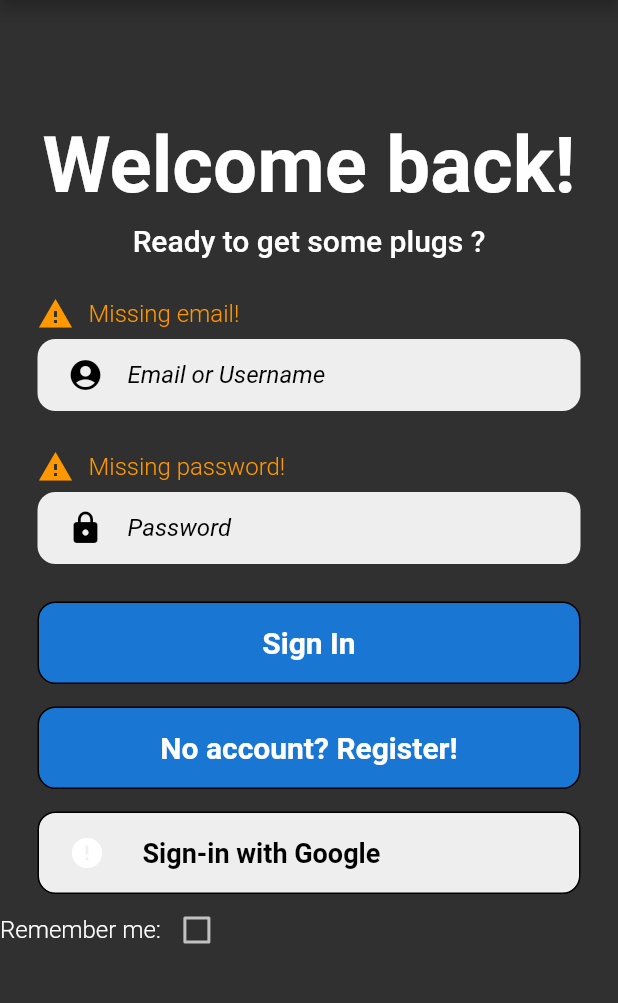
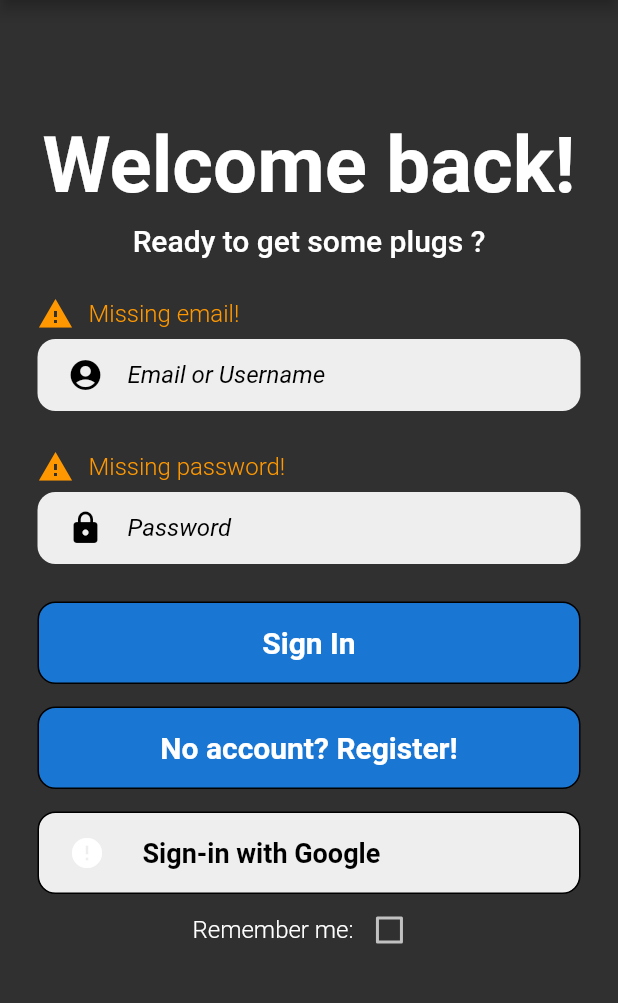
Before and after one commit to plug-it-services/plug-it, a Flutter app: the screen it shows after launch, after a tap on "Sign In", on a phone screen of 412 x 824 dp, the part 84-1087 px from its top. Run offline on Flutter 3.47's test engine with Material 2 defaults, Android fonts, the phone set to English and light mode, and no system bars; our stand-ins replace cached_network_image, cookie_jar, dio, dio_cookie_manager, dropdown_search, google_sign_in and 2 more; missing offline and left inert: flutter_web_auth_2, rich_text_controller; accounts and stored records are empty; network calls fail.

Commit message:
fix(mobile): fixed remember me and showing 2 input fields for plug name

```diff
--- a/mobile/lib/main.dart
+++ b/mobile/lib/main.dart
@@ -1,8 +1,10 @@
 import 'package:flutter/material.dart';
+import 'package:mobile/models/plug/Plug.dart';
 
 import 'package:mobile/ui-toolkit/appbar.dart';
 import 'package:mobile/PlugApi.dart';
 import 'package:shared_preferences/shared_preferences.dart';
+import 'package:uuid/uuid.dart';
 import 'ui-toolkit/navbar.dart';
 import 'pages/auth/Login.dart';
 import 'pages/auth/SignUp.dart';
@@ -52,7 +54,8 @@ class StateMyApp extends State<MyApp> {
         primaryTextTheme: Typography().white,
 
       ),
-      home: MyHomePage(
+      home: (_prefs != null) ? MyHomePage(
+          preferences: _prefs!,
           title: 'Plug It',
           onThemeSelected: (int newIndex) => setState(() {
             index = newIndex;
@@ -60,7 +63,7 @@ class StateMyApp extends State<MyApp> {
           }),
           themes: modes,
           actualTheme: index
-      ),
+      ) : null,
     );
   }
 }
@@ -69,8 +72,9 @@ class MyHomePage extends StatefulWidget {
   final void Function(int newIndex) onThemeSelected;
   final List<ThemeMode> themes;
   final int actualTheme;
+  final SharedPreferences preferences;
 
-  const MyHomePage({super.key, required this.title, required this.themes, required this.onThemeSelected, required this.actualTheme});
+  const MyHomePage({super.key, required this.preferences, required this.title, required this.themes, required this.onThemeSelected, required this.actualTheme});
   final String title;
 
   @override
@@ -85,6 +89,7 @@ class _MyHomePageState extends State<MyHomePage> {
   Widget getCurrentForm() {
     if (loginOpen) {
       return Login(
+        preferences: widget.preferences,
         onLogged: (user) {
           setState(() {
             connected = true;
@@ -122,7 +127,32 @@ class _MyHomePageState extends State<MyHomePage> {
       registerOpen = false;
       connected = false;
       PlugApi.token = null;
+      PlugApi.sessionToken = const Uuid().v4();
+      widget.preferences.setBool('RememberMe', false);
     });
+  }
+
+
+  @override
+  void initState() {
+    var _rememberMe = widget.preferences.getBool("RememberMe") ?? false;
+    var password = widget.preferences.getString("password") ?? "";
+    var username = widget.preferences.getString("email") ?? "";
+    if (_rememberMe && password != "" && username != "") {
+      PlugApi.login(username, password).then((value) {
+        setState(() {
+          connected = true;
+        });
+      }).catchError((error) {
+        setState(() {
+          if (error.response.data is String) {
+          }
+          else {
+          }
+        });
+      });
+    }
+    super.initState();
   }
 
   @override
--- a/mobile/lib/pages/auth/Login.dart
+++ b/mobile/lib/pages/auth/Login.dart
@@ -15,9 +15,10 @@ import 'package:shared_preferences/shared_preferences.dart';
 
 
 class Login extends StatefulWidget {
+  final SharedPreferences preferences;
   final void Function(User) onLogged;
   final void Function() onChangeToRegisterPressed;
-  const Login({super.key, required this.onLogged, required this.onChangeToRegisterPressed});
+  const Login({super.key, required this.preferences, required this.onLogged, required this.onChangeToRegisterPressed});
 
 
   @override
@@ -34,7 +35,6 @@ class _LoginState extends State<Login> {
     "Try it, but don't get addicted !"
   ];
 
-  SharedPreferences? _prefs;
   bool _rememberMe = false;
   String username = "";
   String password = "";
@@ -85,9 +85,9 @@ class _LoginState extends State<Login> {
         error = null;
       });
       save();
-      PlugApi.login(username, password).then((value) =>
-          widget.onLogged(User(id:"", email:username, username: username, token:PlugApi.token ?? ""))
-      ).catchError((error) {
+      PlugApi.login(username, password).then((value) {
+        widget.onLogged(User(id:"", email:username, username: username, token:PlugApi.token ?? ""));
+      }).catchError((error) {
         setState(() {
           if (error.response.data is String) {
             this.error = error.response.data;
@@ -100,7 +100,6 @@ class _LoginState extends State<Login> {
   }
 
   void onGoogleAuth() {
-    print("Successfully logged in with google");
     widget.onLogged(User(id:"1", email:"jean.michel@plug-it.com", username: "Jean Michel Plug It", token:"123456789ABCDEFG"));
   }
 
@@ -136,41 +135,31 @@ class _LoginState extends State<Login> {
   }
 
   void save() {
+    widget.preferences.setBool("RememberMe", _rememberMe);
     if (!_rememberMe) {
       return;
     }
-    if (_prefs == null) {
-      setState(() {
-        error = "Error while loading preferences!";
-      });
-      return;
-    }
-    _prefs!.setBool("RememberMe", _rememberMe);
-    _prefs!.setString("email", username);
-    _prefs!.setString("password", password);
+    widget.preferences.setString("email", username);
+    widget.preferences.setString("password", password);
   }
 
   void rememberMePressed(bool? value) {
     setState(() {
-      _rememberMe = value ?? !_rememberMe;
+      _rememberMe = !_rememberMe;
     });
   }
 
-  void initRememberMe(SharedPreferences value) {
-    _prefs = value;
+  void initRememberMe() {
     setState(() {
-      _rememberMe = _prefs!.getBool("RememberMe") ?? false;
-      password = _prefs!.getString("password") ?? "";
-      username = _prefs!.getString("email") ?? "";
+      _rememberMe = widget.preferences.getBool("RememberMe") ?? false;
+      password = widget.preferences.getString("password") ?? "";
+      username = widget.preferences.getString("email") ?? "";
     });
-
   }
 
   @override
   void initState() {
-    SharedPreferences.getInstance().then((value) {
-      initRememberMe(value);
-    });
+    initRememberMe();
     super.initState();
   }
 
@@ -241,6 +230,7 @@ class _LoginState extends State<Login> {
                       callback: onGoogleAuth
                   ),
                   Row(
+                    mainAxisAlignment: MainAxisAlignment.center,
                     children: [
                       const Text("Remember me:", style: PlugItStyle.smallStyle),
                       Checkbox(value: _rememberMe, onChanged: rememberMePressed)
--- a/mobile/lib/ui-toolkit/cards/PlugCard.dart
+++ b/mobile/lib/ui-toolkit/cards/PlugCard.dart
@@ -151,7 +151,7 @@ class _StatePlugCard extends State<PlugCard>{
                         Row(
                           mainAxisAlignment: MainAxisAlignment.center,
                           children: [
-                            const Text("Last activation: dd/mm/yyyy"),
+                            const Text("Enabled: ", style: PlugItStyle.subtitleStyle),
                             //const SizedBox(height: 0,),
                             Checkbox(value: widget.plug.enabled, onChanged: (value) {
                               setState(() {
```
Also changed, not shown: mobile/lib/pages/plugs/plug_edit_page.dart (+4 -4 lines).
